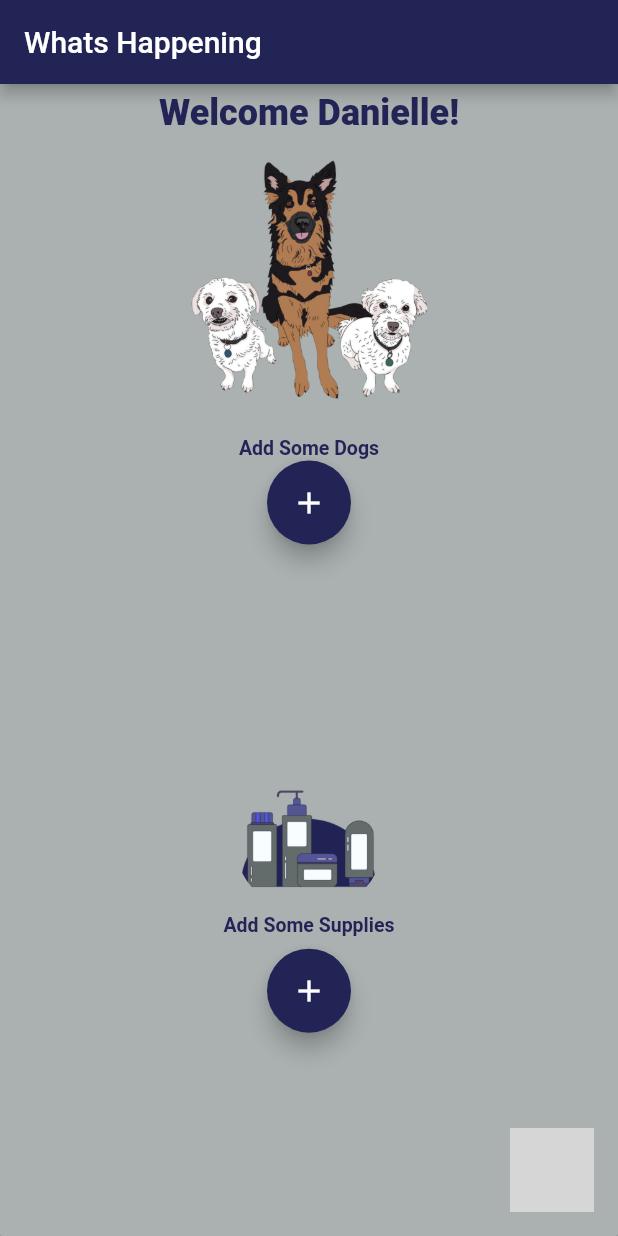
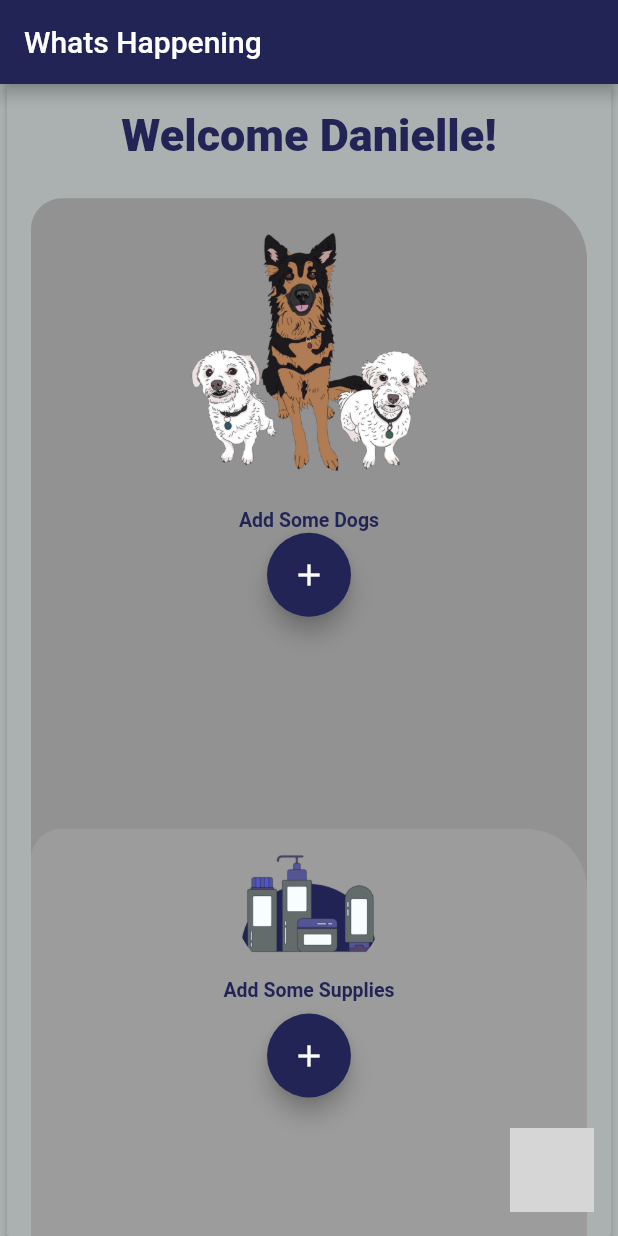
Before and after one commit to conielle/yes_dogs, a Flutter app: the screen it shows after launch, on a phone screen of 412 x 824 dp. Run offline on Flutter 3.47's test engine with Material 2 defaults, Android fonts, the light colour scheme and no system bars; our stand-ins replace font_awesome_flutter, image_picker, shared_preferences, sqflite; missing offline and left inert: fab_circular_menu; accounts and stored records are empty; grey boxes are pictures that could not be loaded.

Commit message:
STYLED HOME SCREEN

```diff
--- a/lib/screens/home.dart
+++ b/lib/screens/home.dart
@@ -2,6 +2,7 @@ import 'package:daniellesdoggrooming/screens/add_doggo.dart';
 import 'package:daniellesdoggrooming/screens/add_supply.dart';
 import 'package:flutter/material.dart';
 import 'package:fab_circular_menu/fab_circular_menu.dart';
+import 'package:flutter/rendering.dart';
 import 'package:font_awesome_flutter/font_awesome_flutter.dart';
 import 'package:daniellesdoggrooming/screens/doggos.dart';
 import 'package:daniellesdoggrooming/screens/doggo_info.dart';
@@ -98,7 +99,9 @@ class _HomeState extends State<Home> with TickerProviderStateMixin {
           style: TextStyle(color: Colors.white),
         ),
       ),
-      body: Container(
+      body: Container(width: appConfigblockSizeWidth * 100,
+        height: appConfigblockSizeHeight * 100,
+
         color: Color.fromRGBO(171, 177, 177, 1),
         child: Center(
           child: RaisedButton(
@@ -111,17 +114,59 @@ class _HomeState extends State<Home> with TickerProviderStateMixin {
             },
             color: Color.fromRGBO(171, 177, 177, 1),
             child: Container(
-              width: appConfigblockSizeWidth * 100,
+              child: SingleChildScrollView(
                 child: Column(
                   children: [
+                    SizedBox(height: appConfigblockSizeHeight * 2,),
+                    Positioned(child: Container(child: Column(
+                      children: [
+                        Text(
+                "Welcome Danielle!",
+                  style: TextStyle(
+                        color:
+                        Color.fromRGBO(34, 36, 86, 1),
+                        fontWeight: FontWeight.w900,
+                        fontSize: 30,
+                  ),
+                ),SizedBox(height: appConfigblockSizeHeight * 2,),
+                      ],
+                    ),),),
+
+
+                    Container(
+                        height: appConfigblockSizeHeight * 100,
+                        child:
+                        Stack(children: [Positioned(child:
                         Column(
+                          crossAxisAlignment: CrossAxisAlignment.center,
                           children: [
+                            SizedBox(height: appConfigblockSizeHeight * 1,),
                             SingleChildScrollView(
-                        child: Container(
-                          height: appConfigblockSizeHeight * 55,
+                              child: Container(decoration: BoxDecoration(
+                                color: Color.fromRGBO(146,146,146, 1),
+                                borderRadius: BorderRadius.only(topRight:  Radius.circular(appConfigblockSizeHeight * 5), topLeft: Radius.circular(appConfigblockSizeWidth * 5)),
+                              ),
+                                height: appConfigblockSizeHeight * 100,
+                                width: appConfigblockSizeWidth * 90,
                                 child: Column(
+
+
+
+
+
+
+
+
+
+
+
+
+
+
+
+
+
                                   //////////////TOP STREAM////////////
-
                                   children: <Widget>[
                                     (data == null)
                                         ? (Column(
@@ -133,15 +178,7 @@ class _HomeState extends State<Home> with TickerProviderStateMixin {
                                         SizedBox(
                                           height: 5,
                                         ),
-                                        Text(
-                                          "Welcome Danielle!",
-                                          style: TextStyle(
-                                            color:
-                                                Color.fromRGBO(34, 36, 86, 1),
-                                            fontWeight: FontWeight.w900,
-                                            fontSize: 24,
-                                          ),
-                                        ),
+
                                         SizedBox(
                                           height: 2,
                                         ),
@@ -196,15 +233,6 @@ class _HomeState extends State<Home> with TickerProviderStateMixin {
                                       children: [
                                         SizedBox(
                                           height: 5,
-                                            ),
-                                            Text(
-                                              "Welcome Danielle!",
-                                              style: TextStyle(
-                                                color: Color.fromRGBO(
-                                                    34, 36, 86, 1),
-                                                fontWeight: FontWeight.w900,
-                                                fontSize: 24,
-                                              ),
                                         ),
                                         SizedBox(
                                           height: 2,
@@ -295,13 +323,36 @@ class _HomeState extends State<Home> with TickerProviderStateMixin {
                               ),
                             )
                           ],
-                  ),
-                  Column(
+                        ),), Positioned(
+                          top: appConfigblockSizeHeight * 52,
+                          child: Column(
                           children: [
                             SingleChildScrollView(
                               child: Container(
-                          height: appConfigblockSizeHeight * 30,
+                                width: appConfigblockSizeWidth * 90,
+                                decoration: BoxDecoration(
+                                  color: Color.fromRGBO(156, 156, 156, 1),
+                                  borderRadius: BorderRadius.only(topRight:  Radius.circular(appConfigblockSizeHeight * 5), topLeft: Radius.circular(appConfigblockSizeWidth * 5)),
+                                ),
+                                height: appConfigblockSizeHeight * 100,
                                 child: Column(
+
+
+
+
+
+
+
+
+
+
+
+
+
+
+
+
+
                                   //////////////BOTTOM STREAM////////////
 
                                   children: [
@@ -444,8 +495,13 @@ class _HomeState extends State<Home> with TickerProviderStateMixin {
                               ),
                             ),
                           ],
+                        ),)],)
+
+
+
                     ),
                   ],
+                ),
               ),
             ),
           ),
```
Lines whose indentation alone changed are shown as unchanged.
